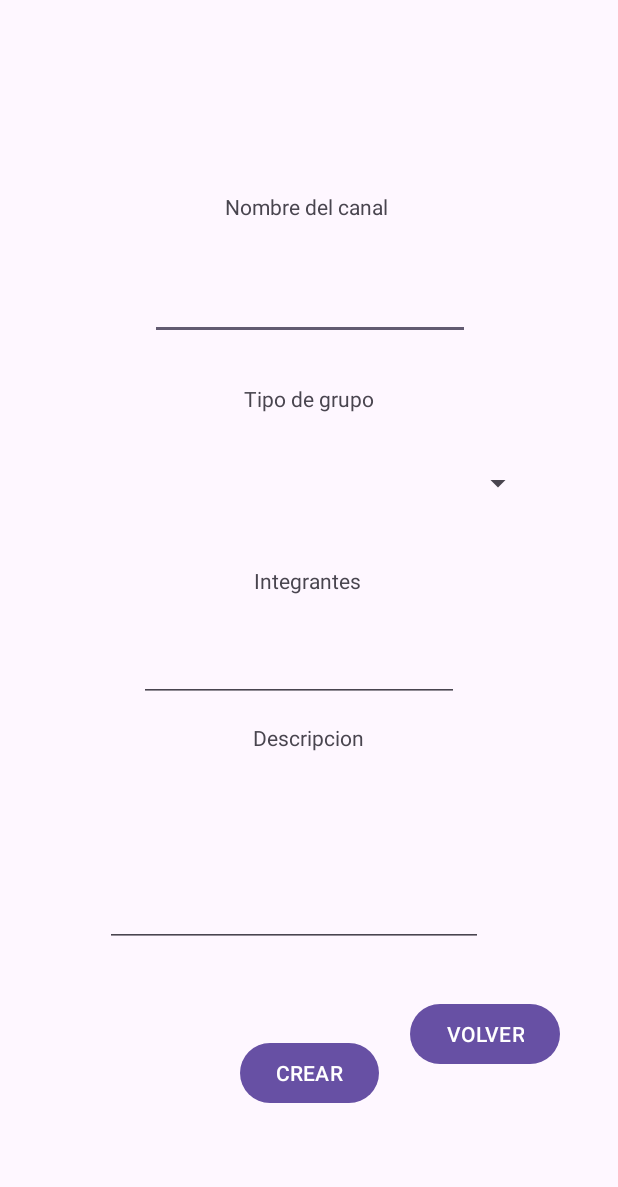
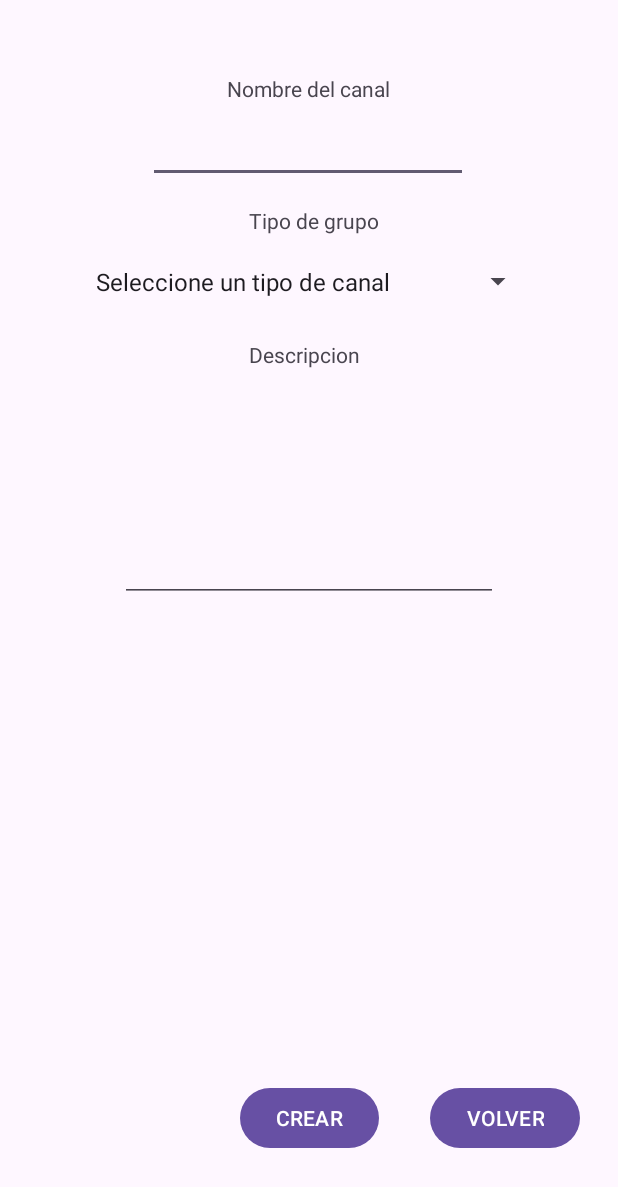
Before and after one commit to Fparedes2003/Trabajo-android, an Android app: the CrearCanal screen opened directly, with no data from a screen before it, after a tap on "CREAR", on a phone screen of 412 x 824 dp. Shown: the top 1187 px of the screen. Run offline under Robolectric (Android 15) with nearby library versions, the phone set to English and light mode, and no system bars.

Commit message:
insert tipo_canales y avance de insert Canales
insert tipo_canales y avance de insert Canales

```diff
--- a/app/src/main/java/fabian/stomas/aplicacion2/Canal.java
+++ b/app/src/main/java/fabian/stomas/aplicacion2/Canal.java
@@ -5,7 +5,7 @@ public class Canal {
     int Id;
     String Nombre;
     String Descripcion;
-    String Tipo_canal;
+    int Tipo_canal;
     int admin;
     ArrayList<Usuario> usuariosCanal;
 
@@ -34,11 +34,11 @@ public class Canal {
         Descripcion = descripcion;
     }
 
-    public String getTipo_canal() {
+    public int getTipo_canal() {
         return Tipo_canal;
     }
 
-    public void setTipo_canal(String tipo_canal) {
+    public void setTipo_canal(int tipo_canal) {
         Tipo_canal = tipo_canal;
     }
 
--- a/app/src/main/java/fabian/stomas/aplicacion2/CrearCanal.java
+++ b/app/src/main/java/fabian/stomas/aplicacion2/CrearCanal.java
@@ -3,6 +3,8 @@ import android.content.Intent;
 import android.os.Bundle;
 import android.view.View;
 import android.widget.AdapterView;
+import android.widget.Toast;
+
 import fabian.stomas.aplicacion2.databinding.CrearCanalBinding;
 
 import androidx.activity.EdgeToEdge;
@@ -21,18 +23,26 @@ public class CrearCanal extends AppCompatActivity {
             @Override
             public void onClick(View view) {
                 String name;
+                String tipo_canal;
+                int tipo_canalId = 0;
                 String descripcion;
-                String tipo;
-                String integrantes;
                 name = binding.nombreCanal.getText().toString();
                 canal.setNombre(name);
+                tipo_canal = binding.tipo.getSelectedItem().toString();
+                if(tipo_canal == "Seleccione un tipo de canal"){
+                    Toast.makeText(CrearCanal.this, "No se ha seleccionado un tipo de canal", Toast.LENGTH_SHORT).show();
+
+                }else if(tipo_canal == "Estudio"){
+                    tipo_canalId = 1;
+                } else if(tipo_canal == "Trabajo grupal"){
+                    tipo_canalId = 2;
+                }else if(tipo_canal == "Apuntes"){
+                    tipo_canalId = 3;
+                }
+                System.out.println(tipo_canalId);
+                canal.setTipo_canal(tipo_canalId);
                 descripcion = binding.descripcion.getText().toString();
                 canal.setDescripcion(descripcion);
-                tipo = binding.tipo.getSelectedItem().toString();
-                canal.setTipo_canal(tipo);
-                CanalInterm.canales.add(canal);
-
-
             }
         });
         binding.volver.setOnClickListener(new View.OnClickListener() {
@@ -42,6 +52,7 @@ public class CrearCanal extends AppCompatActivity {
                 startActivity(intent);
             }
         });
+
     }
 
 }
--- a/app/src/main/java/fabian/stomas/aplicacion2/Menu.java
+++ b/app/src/main/java/fabian/stomas/aplicacion2/Menu.java
@@ -33,9 +33,9 @@ public class Menu extends AppCompatActivity {
         RecyclerView recyclerView = binding.recycler;
         recyclerView.setLayoutManager(new LinearLayoutManager(this));
         List<Item> itemList = new ArrayList<>();
-        for(Canal i: CanalInterm.canales){
-            itemList.add(new Item(i.Nombre,i.Descripcion,i.Tipo_canal));
-        }
+        //for(Canal i: CanalInterm.canales){
+        //    itemList.add(new Item(i.Nombre,i.Descripcion,i.Tipo_canal));
+        //}
         MyAdapter adapter = new MyAdapter(itemList);
         recyclerView.setAdapter(adapter);
         binding.usuario.setOnClickListener(new View.OnClickListener() {
--- a/app/src/main/res/layout/crear_canal.xml
+++ b/app/src/main/res/layout/crear_canal.xml
@@ -11,11 +11,10 @@
         android:layout_width="wrap_content"
         android:layout_height="wrap_content"
         android:layout_marginStart="150dp"
-        android:layout_marginTop="128dp"
+        android:layout_marginTop="49dp"
         android:layout_marginEnd="151dp"
         android:text="Nombre del canal"
         app:layout_constraintEnd_toEndOf="parent"
-        app:layout_constraintHorizontal_bias="0.0"
         app:layout_constraintStart_toStartOf="parent"
         app:layout_constraintTop_toTopOf="parent" />
 
@@ -23,9 +22,9 @@
         android:id="@+id/nombre_canal"
         android:layout_width="wrap_content"
         android:layout_height="wrap_content"
-        android:layout_marginStart="101dp"
-        android:layout_marginTop="34dp"
-        android:layout_marginEnd="100dp"
+        android:layout_marginStart="100dp"
+        android:layout_marginTop="8dp"
+        android:layout_marginEnd="101dp"
         android:ems="10"
         android:inputType="text"
         app:layout_constraintEnd_toEndOf="parent"
@@ -36,9 +35,9 @@
         android:id="@+id/textView11"
         android:layout_width="wrap_content"
         android:layout_height="wrap_content"
-        android:layout_marginStart="162dp"
-        android:layout_marginTop="29dp"
-        android:layout_marginEnd="162dp"
+        android:layout_marginStart="165dp"
+        android:layout_marginTop="15dp"
+        android:layout_marginEnd="159dp"
         android:text="Tipo de grupo"
         app:layout_constraintEnd_toEndOf="parent"
         app:layout_constraintStart_toStartOf="parent"
@@ -46,34 +45,22 @@
 
     <Spinner
         android:id="@+id/tipo"
-        android:entries="@array/spinner_options"
         android:layout_width="300dp"
         android:layout_height="31dp"
         android:layout_marginStart="55dp"
-        android:layout_marginTop="31dp"
+        android:layout_marginTop="15dp"
         android:layout_marginEnd="56dp"
+        android:entries="@array/spinner_options"
         app:layout_constraintEnd_toEndOf="parent"
         app:layout_constraintStart_toStartOf="parent"
         app:layout_constraintTop_toBottomOf="@+id/textView11" />
-
-    <TextView
-        android:id="@+id/textView12"
-        android:layout_width="wrap_content"
-        android:layout_height="wrap_content"
-        android:layout_marginStart="169dp"
-        android:layout_marginTop="39dp"
-        android:layout_marginEnd="171dp"
-        android:text="Integrantes"
-        app:layout_constraintEnd_toEndOf="parent"
-        app:layout_constraintStart_toStartOf="parent"
-        app:layout_constraintTop_toBottomOf="@+id/tipo" />
 
     <Button
         android:id="@+id/crear"
         android:layout_width="wrap_content"
         android:layout_height="wrap_content"
         android:layout_marginStart="159dp"
-        android:layout_marginTop="60dp"
+        android:layout_marginTop="320dp"
         android:layout_marginEnd="159dp"
         android:text="CREAR"
         app:layout_constraintEnd_toEndOf="parent"
@@ -81,54 +68,41 @@
         app:layout_constraintTop_toBottomOf="@+id/descripcion" />
 
     <EditText
-        android:id="@+id/integrantes"
-        android:layout_width="wrap_content"
-        android:layout_height="wrap_content"
-        android:layout_marginStart="94dp"
-        android:layout_marginTop="26dp"
-        android:layout_marginEnd="108dp"
+        android:id="@+id/descripcion"
+        android:layout_width="252dp"
+        android:layout_height="111dp"
+        android:layout_marginStart="79dp"
+        android:layout_marginTop="44dp"
+        android:layout_marginEnd="80dp"
         android:ems="10"
         android:inputType="text"
         app:layout_constraintEnd_toEndOf="parent"
         app:layout_constraintStart_toStartOf="parent"
-        app:layout_constraintTop_toBottomOf="@+id/textView12" />
-
-    <EditText
-        android:id="@+id/descripcion"
-        android:layout_width="252dp"
-        android:layout_height="111dp"
-        android:layout_marginStart="70dp"
-        android:layout_marginTop="52dp"
-        android:layout_marginEnd="89dp"
-        android:ems="10"
-        android:inputType="text"
-        app:layout_constraintEnd_toEndOf="parent"
-        app:layout_constraintHorizontal_bias="0.0"
-        app:layout_constraintStart_toStartOf="parent"
-        app:layout_constraintTop_toBottomOf="@+id/integrantes" />
+        app:layout_constraintTop_toBottomOf="@+id/textView13" />
 
     <TextView
         android:id="@+id/textView13"
         android:layout_width="wrap_content"
         android:layout_height="wrap_content"
-        android:layout_marginStart="168dp"
-        android:layout_marginTop="14dp"
-        android:layout_marginEnd="169dp"
+        android:layout_marginStart="165dp"
+        android:layout_marginTop="23dp"
+        android:layout_marginEnd="172dp"
         android:text="Descripcion"
         app:layout_constraintEnd_toEndOf="parent"
         app:layout_constraintStart_toStartOf="parent"
-        app:layout_constraintTop_toBottomOf="@+id/integrantes" />
+        app:layout_constraintTop_toBottomOf="@+id/tipo" />
 
     <Button
         android:id="@+id/volver"
         android:layout_width="wrap_content"
         android:layout_height="wrap_content"
-        android:layout_marginStart="21dp"
-        android:layout_marginTop="34dp"
-        android:layout_marginEnd="39dp"
+        android:layout_marginStart="287dp"
+        android:layout_marginTop="320dp"
+        android:layout_marginEnd="25dp"
         android:text="VOLVER"
         app:layout_constraintEnd_toEndOf="parent"
-        app:layout_constraintStart_toEndOf="@+id/crear"
+        app:layout_constraintHorizontal_bias="1.0"
+        app:layout_constraintStart_toStartOf="parent"
         app:layout_constraintTop_toBottomOf="@+id/descripcion" />
 
 </androidx.constraintlayout.widget.ConstraintLayout>
--- a/app/src/main/res/values/strings.xml
+++ b/app/src/main/res/values/strings.xml
@@ -1,7 +1,7 @@
 <resources>
     <string name="app_name">Aplicacion2</string>
     <string-array name="spinner_options">
-        <item></item>
+        <item>Seleccione un tipo de canal</item>
         <item>Estudio</item>
         <item>Trabajo grupal</item>
         <item>Apuntes</item>
```
Also changed, not shown: app/src/main/java/fabian/stomas/aplicacion2/DatabaseManager.java (+34 -0 lines), app/src/main/java/fabian/stomas/aplicacion2/Tipo_canal.java (added, +31 -0 lines), app/src/main/java/fabian/stomas/aplicacion2/ventana_2.java (+7 -2 lines).
